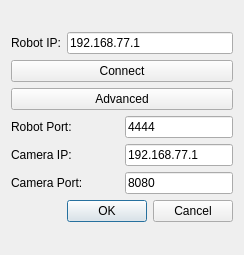
Old version of the form connectForm.ui in the repository trikset/trik-desktop-gamepad.
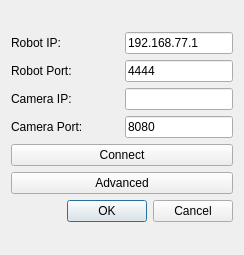
New version of the form.

```diff
--- a/connectForm.ui
+++ b/connectForm.ui
@@ -29,6 +29,12 @@
          </item>
          <item>
           <widget class="QLineEdit" name="robotIpLineEdit">
+           <property name="sizePolicy">
+            <sizepolicy hsizetype="Ignored" vsizetype="Fixed">
+             <horstretch>0</horstretch>
+             <verstretch>0</verstretch>
+            </sizepolicy>
+           </property>
            <property name="text">
             <string>192.168.77.1</string>
            </property>
@@ -36,6 +42,78 @@
          </item>
         </layout>
        </item>
+       <item>
+        <layout class="QHBoxLayout" name="horizontalLayout_4">
+         <item>
+          <widget class="QLabel" name="robotPortLabel">
+           <property name="text">
+            <string>Robot Port:</string>
+           </property>
+          </widget>
+         </item>
+         <item>
+          <widget class="QLineEdit" name="robotPortLineEdit">
+           <property name="sizePolicy">
+            <sizepolicy hsizetype="Ignored" vsizetype="Fixed">
+             <horstretch>0</horstretch>
+             <verstretch>0</verstretch>
+            </sizepolicy>
+           </property>
+           <property name="text">
+            <string>4444</string>
+           </property>
+          </widget>
+         </item>
+        </layout>
+       </item>
+       <item>
+        <layout class="QHBoxLayout" name="horizontalLayout_3">
+         <item>
+          <widget class="QLabel" name="cameraIPLabel">
+           <property name="text">
+            <string>Camera IP:</string>
+           </property>
+          </widget>
+         </item>
+         <item>
+          <widget class="QLineEdit" name="cameraIPLineEdit">
+           <property name="sizePolicy">
+            <sizepolicy hsizetype="Ignored" vsizetype="Fixed">
+             <horstretch>0</horstretch>
+             <verstretch>0</verstretch>
+            </sizepolicy>
+           </property>
+           <property name="text">
+            <string/>
+           </property>
+          </widget>
+         </item>
+        </layout>
+       </item>
+       <item>
+        <layout class="QHBoxLayout" name="horizontalLayout_2">
+         <item>
+          <widget class="QLabel" name="cameraPortLabel">
+           <property name="text">
+            <string>Camera Port:</string>
+           </property>
+          </widget>
+         </item>
+         <item>
+          <widget class="QLineEdit" name="cameraPortLineEdit">
+           <property name="sizePolicy">
+            <sizepolicy hsizetype="Ignored" vsizetype="Fixed">
+             <horstretch>0</horstretch>
+             <verstretch>0</verstretch>
+            </sizepolicy>
+           </property>
+           <property name="text">
+            <string>8080</string>
+           </property>
+          </widget>
+         </item>
+        </layout>
+       </item>
        <item>
         <widget class="QPushButton" name="connectButton">
          <property name="text">
@@ -80,78 +158,6 @@
          </property>
         </widget>
        </item>
-       <item>
-        <layout class="QHBoxLayout" name="horizontalLayout_4">
-         <item>
-          <widget class="QLabel" name="robotPortLabel">
-           <property name="text">
-            <string>Robot Port:</string>
-           </property>
-          </widget>
-         </item>
-         <item>
-          <widget class="QLineEdit" name="robotPortLineEdit">
-           <property name="sizePolicy">
-            <sizepolicy hsizetype="Ignored" vsizetype="Fixed">
-             <horstretch>0</horstretch>
-             <verstretch>0</verstretch>
-            </sizepolicy>
-           </property>
-           <property name="text">
-            <string>4444</string>
-           </property>
-          </widget>
-         </item>
-        </layout>
-       </item>
-       <item>
-        <layout class="QHBoxLayout" name="horizontalLayout_3">
-         <item>
-          <widget class="QLabel" name="cameraIPLabel">
-           <property name="text">
-            <string>Camera IP:</string>
-           </property>
-          </widget>
-         </item>
-         <item>
-          <widget class="QLineEdit" name="cameraIPLineEdit">
-           <property name="sizePolicy">
-            <sizepolicy hsizetype="Ignored" vsizetype="Fixed">
-             <horstretch>0</horstretch>
-             <verstretch>0</verstretch>
-            </sizepolicy>
-           </property>
-           <property name="text">
-            <string>192.168.77.1</string>
-           </property>
-          </widget>
-         </item>
-        </layout>
-       </item>
-       <item>
-        <layout class="QHBoxLayout" name="horizontalLayout_2">
-         <item>
-          <widget class="QLabel" name="cameraPortLabel">
-           <property name="text">
-            <string>Camera Port:</string>
-           </property>
-          </widget>
-         </item>
-         <item>
-          <widget class="QLineEdit" name="cameraPortLineEdit">
-           <property name="sizePolicy">
-            <sizepolicy hsizetype="Ignored" vsizetype="Fixed">
-             <horstretch>0</horstretch>
-             <verstretch>0</verstretch>
-            </sizepolicy>
-           </property>
-           <property name="text">
-            <string>8080</string>
-           </property>
-          </widget>
-         </item>
-        </layout>
-       </item>
       </layout>
      </item>
      <item>
```
